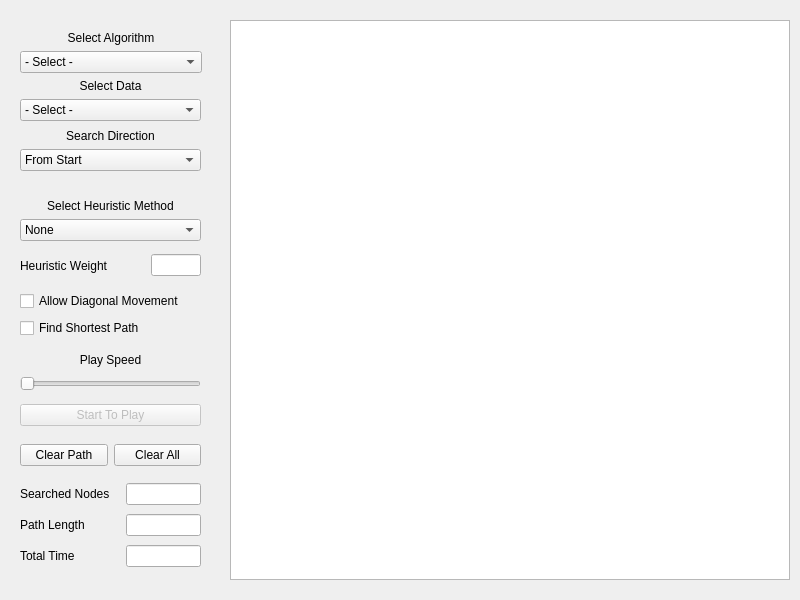
First picture: the form in ui/uisettings.ui, repository zqh0421/Find-Shortest-Path, before the edit.
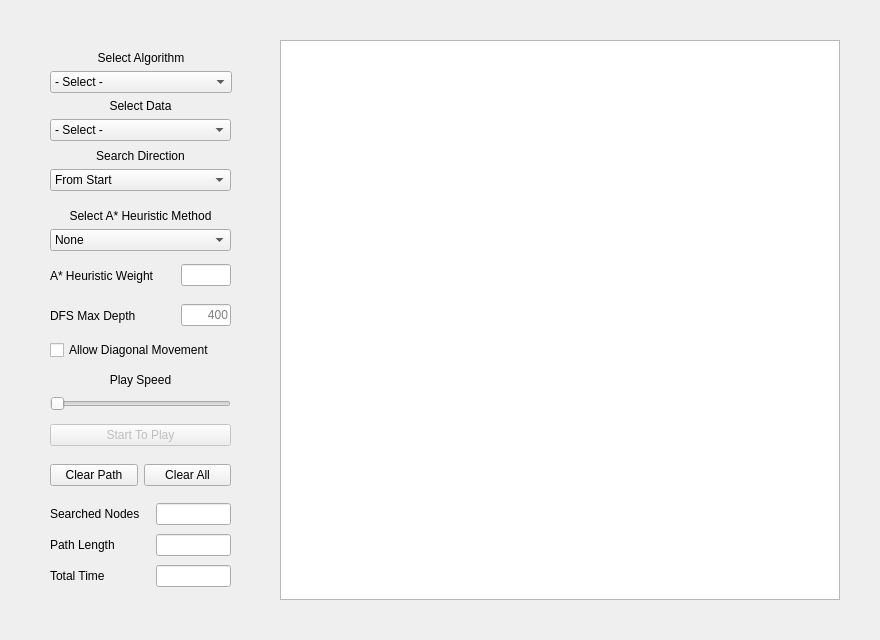
Second picture: the form after the edit.

Patch:
```diff
--- a/ui/uisettings.ui
+++ b/ui/uisettings.ui
@@ -7,14 +7,20 @@
    <rect>
     <x>0</x>
     <y>0</y>
-    <width>800</width>
-    <height>600</height>
+    <width>880</width>
+    <height>640</height>
    </rect>
   </property>
+  <property name="minimumSize">
+   <size>
+    <width>880</width>
+    <height>640</height>
+   </size>
+  </property>
   <property name="maximumSize">
    <size>
-    <width>800</width>
-    <height>600</height>
+    <width>880</width>
+    <height>640</height>
    </size>
   </property>
   <property name="focusPolicy">
@@ -26,8 +32,8 @@
   <widget class="QGraphicsView" name="visualizer">
    <property name="geometry">
     <rect>
-     <x>230</x>
-     <y>20</y>
+     <x>280</x>
+     <y>40</y>
      <width>560</width>
      <height>560</height>
     </rect>
@@ -42,8 +48,8 @@
   <widget class="QWidget" name="verticalLayoutWidget">
    <property name="geometry">
     <rect>
-     <x>20</x>
-     <y>20</y>
+     <x>50</x>
+     <y>40</y>
      <width>182</width>
      <height>53</height>
     </rect>
@@ -118,8 +124,8 @@
   <widget class="QWidget" name="verticalLayoutWidget_5">
    <property name="geometry">
     <rect>
-     <x>20</x>
-     <y>350</y>
+     <x>50</x>
+     <y>370</y>
      <width>181</width>
      <height>41</height>
     </rect>
@@ -153,8 +159,8 @@
   <widget class="QWidget" name="verticalLayoutWidget_6">
    <property name="geometry">
     <rect>
-     <x>20</x>
-     <y>400</y>
+     <x>50</x>
+     <y>420</y>
      <width>181</width>
      <height>31</height>
     </rect>
@@ -196,8 +202,8 @@
   <widget class="QWidget" name="verticalLayoutWidget_7">
    <property name="geometry">
     <rect>
-     <x>20</x>
-     <y>480</y>
+     <x>50</x>
+     <y>500</y>
      <width>181</width>
      <height>91</height>
     </rect>
@@ -304,8 +310,8 @@
   <widget class="QWidget" name="horizontalLayoutWidget">
    <property name="geometry">
     <rect>
-     <x>20</x>
-     <y>440</y>
+     <x>50</x>
+     <y>460</y>
      <width>181</width>
      <height>31</height>
     </rect>
@@ -330,8 +336,8 @@
   <widget class="QWidget" name="verticalLayoutWidget_2">
    <property name="geometry">
     <rect>
-     <x>20</x>
-     <y>70</y>
+     <x>50</x>
+     <y>90</y>
      <width>181</width>
      <height>51</height>
     </rect>
@@ -413,8 +419,8 @@
   <widget class="QWidget" name="verticalLayoutWidget_3">
    <property name="geometry">
     <rect>
-     <x>20</x>
-     <y>120</y>
+     <x>50</x>
+     <y>140</y>
      <width>181</width>
      <height>51</height>
     </rect>
@@ -446,37 +452,11 @@
     </item>
    </layout>
   </widget>
-  <widget class="QWidget" name="verticalLayoutWidget_4">
-   <property name="geometry">
-    <rect>
-     <x>20</x>
-     <y>290</y>
-     <width>181</width>
-     <height>51</height>
-    </rect>
-   </property>
-   <layout class="QVBoxLayout" name="verticalLayout">
-    <item>
-     <widget class="QCheckBox" name="checkDiagonal">
-      <property name="text">
-       <string>Allow Diagonal Movement</string>
-      </property>
-     </widget>
-    </item>
-    <item>
-     <widget class="QCheckBox" name="checkShortest">
-      <property name="text">
-       <string>Find Shortest Path</string>
-      </property>
-     </widget>
-    </item>
-   </layout>
-  </widget>
   <widget class="QWidget" name="horizontalLayoutWidget_2">
    <property name="geometry">
     <rect>
-     <x>20</x>
-     <y>250</y>
+     <x>50</x>
+     <y>260</y>
      <width>181</width>
      <height>31</height>
     </rect>
@@ -485,7 +465,7 @@
     <item>
      <widget class="QLabel" name="labelWeight">
       <property name="text">
-       <string>Heuristic Weight</string>
+       <string>A* Heuristic Weight</string>
       </property>
      </widget>
     </item>
@@ -510,8 +490,8 @@
   <widget class="QWidget" name="verticalLayoutWidget_8">
    <property name="geometry">
     <rect>
-     <x>20</x>
-     <y>190</y>
+     <x>50</x>
+     <y>200</y>
      <width>181</width>
      <height>51</height>
     </rect>
@@ -520,7 +500,7 @@
     <item>
      <widget class="QLabel" name="labelHeuristicMethod">
       <property name="text">
-       <string>Select Heuristic Method</string>
+       <string>Select A* Heuristic Method</string>
       </property>
       <property name="alignment">
        <set>Qt::AlignBottom|Qt::AlignHCenter</set>
@@ -558,6 +538,57 @@
     </item>
    </layout>
   </widget>
+  <widget class="QCheckBox" name="checkDiagonal">
+   <property name="geometry">
+    <rect>
+     <x>50</x>
+     <y>340</y>
+     <width>179</width>
+     <height>20</height>
+    </rect>
+   </property>
+   <property name="text">
+    <string>Allow Diagonal Movement</string>
+   </property>
+  </widget>
+  <widget class="QWidget" name="horizontalLayoutWidget_3">
+   <property name="geometry">
+    <rect>
+     <x>50</x>
+     <y>300</y>
+     <width>181</width>
+     <height>31</height>
+    </rect>
+   </property>
+   <layout class="QHBoxLayout" name="layoutMaxDepth">
+    <item>
+     <widget class="QLabel" name="labeltMaxDepth">
+      <property name="text">
+       <string>DFS Max Depth</string>
+      </property>
+     </widget>
+    </item>
+    <item>
+     <widget class="QLineEdit" name="lineEditMaxDepth">
+      <property name="maximumSize">
+       <size>
+        <width>50</width>
+        <height>16777215</height>
+       </size>
+      </property>
+      <property name="text">
+       <string/>
+      </property>
+      <property name="alignment">
+       <set>Qt::AlignRight|Qt::AlignTrailing|Qt::AlignVCenter</set>
+      </property>
+      <property name="placeholderText">
+       <string>400</string>
+      </property>
+     </widget>
+    </item>
+   </layout>
+  </widget>
  </widget>
  <includes>
   <include location="local">designed by ZQH</include>
```
